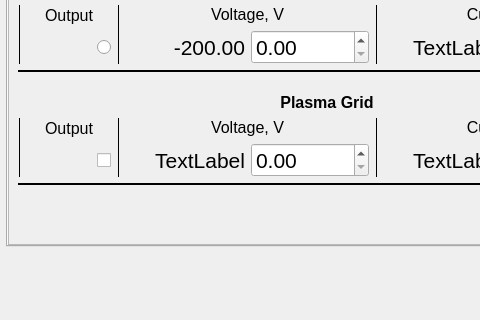
Before: the Qt Designer form Magnets_UI.ui in salinsalins/TDKLambda, drawn with Qt 5; both pictures show x 0 to 480 and y 216 to 536 of the 706 by 677 pixel window.
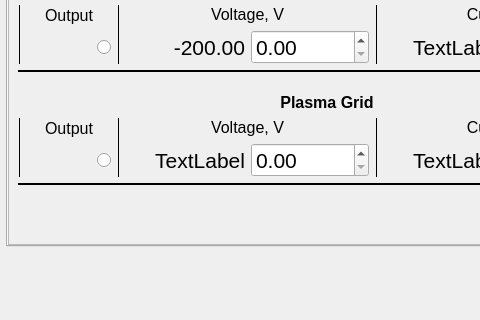
After: the same form once the commit is applied. Icons and pictures are not drawn.

The edit to the form file:
```diff
--- a/Magnets_UI.ui
+++ b/Magnets_UI.ui
@@ -1673,7 +1673,7 @@
                             </widget>
                            </item>
                            <item>
-                            <widget class="QCheckBox" name="checkBox_45">
+                            <widget class="QRadioButton" name="radioButton_45">
                              <property name="sizePolicy">
                               <sizepolicy hsizetype="Preferred" vsizetype="Preferred">
                                <horstretch>0</horstretch>
```
